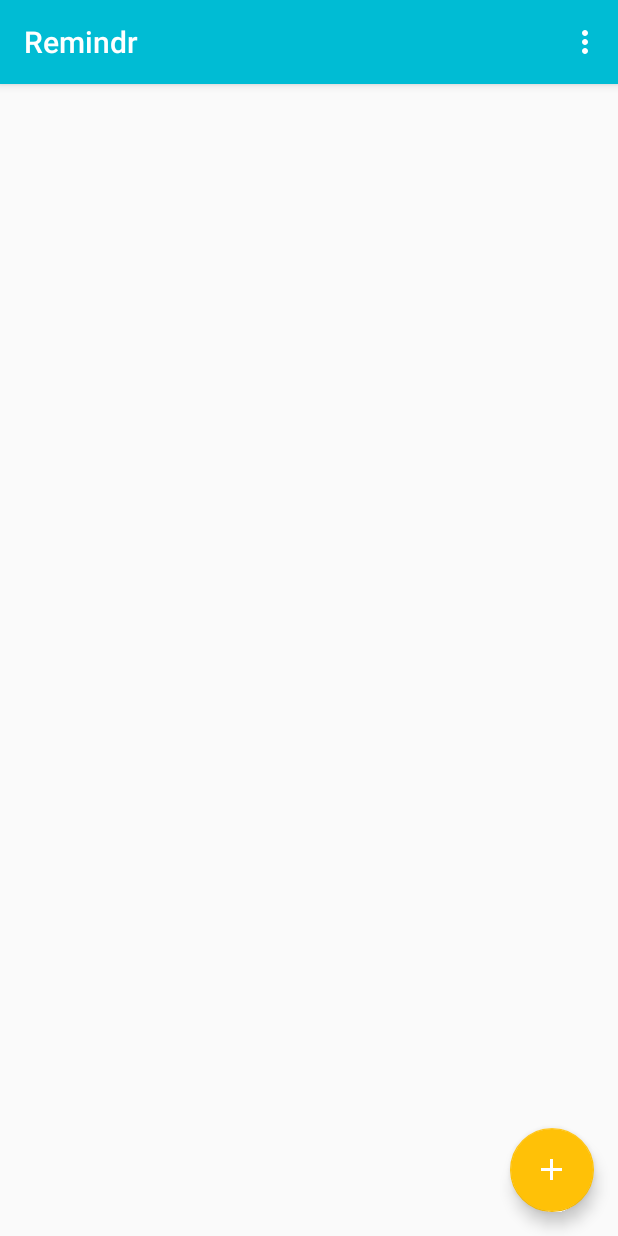
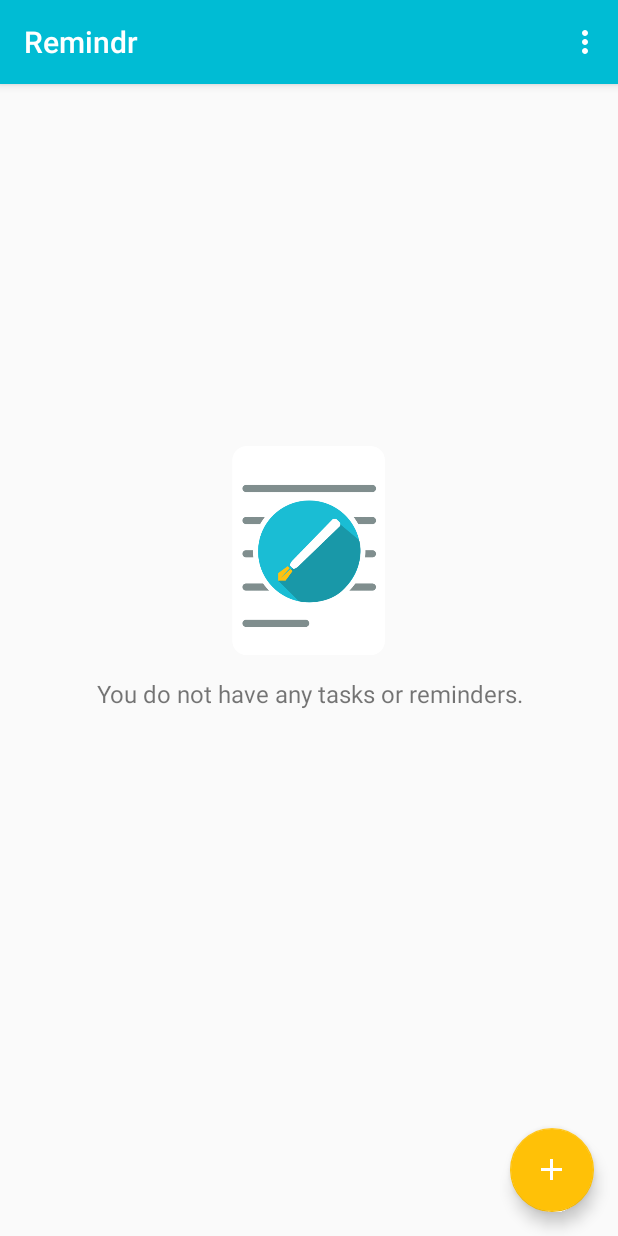
Before and after one commit to bowenchin/NoterApp-Android, an Android app: the screen it shows after launch (TaskListActivity), on a phone screen of 412 x 824 dp. Run offline under Robolectric (Android 15) with nearby library versions, the phone set to English and light mode, and no system bars; libraries missing offline, so code that uses them is left out: com.amulyakhare.textdrawable, com.github.brnunes.swipeablerecyclerview.

Commit message:
Commit version 0.3
Fixed:
- cardView themeable
Bugs:
- emptyView

```diff
--- a/app/build.gradle
+++ b/app/build.gradle
@@ -8,8 +8,8 @@ android {
         applicationId "com.bowenchin.android.taskr"
         minSdkVersion 16
         targetSdkVersion 23
-        versionCode 1
-        versionName "1.0.1"
+        versionCode 2
+        versionName "0.2"
     }
     buildTypes {
         release {
--- a/app/src/main/java/com/bowenchin/android/taskr/TaskListFragment.java
+++ b/app/src/main/java/com/bowenchin/android/taskr/TaskListFragment.java
@@ -2,6 +2,7 @@ package com.bowenchin.android.taskr;
 
 import android.content.Intent;
 import android.database.Cursor;
+import android.media.Image;
 import android.os.Bundle;
 import android.support.v4.app.Fragment;
 import android.support.v7.widget.LinearLayoutManager;
@@ -14,6 +15,7 @@ import android.support.v4.app.LoaderManager;
 import android.support.v4.content.CursorLoader;
 import android.support.v4.content.Loader;
 import android.support.v4.widget.CursorAdapter;
+import android.widget.ImageView;
 import android.widget.TextView;
 
 import com.bowenchin.android.taskr.provider.TaskProvider;
@@ -27,6 +29,7 @@ public class TaskListFragment extends Fragment implements android.support.v4.app
     RecyclerView recyclerView;
     TaskListAdapter adapter;
     private TextView emptyView;
+    private ImageView empty_view_illustration;
 
 
     public TaskListFragment() {
@@ -56,28 +59,31 @@ public class TaskListFragment extends Fragment implements android.support.v4.app
         adapter.swapCursor(null);
     }
 
-
     @Override
     public View onCreateView(LayoutInflater inflater, ViewGroup container,
                              Bundle savedInstanceState) {
 
-        final View v = inflater.inflate(R.layout.fragment_task_list,container,false);
-        recyclerView = (RecyclerView)v.findViewById(R.id.recycler);
+        final View v = inflater.inflate(R.layout.fragment_task_list, container, false);
+        recyclerView = (RecyclerView) v.findViewById(R.id.recycler);
         recyclerView.setAdapter(adapter);
         recyclerView.setHasFixedSize(true);
         recyclerView.setLayoutManager(new LinearLayoutManager(getActivity()));
 
-        //emptyView = (TextView) v.findViewById(R.id.empty_view);
+        emptyView = (TextView) v.findViewById(R.id.empty_view);
+        empty_view_illustration = (ImageView)v.findViewById(R.id.empty_view_illustration);
 
-        /*if (dataset.isEmpty()) {
-            recyclerView.setVisibility(View.GONE);
+        TaskListAdapter tla = new TaskListAdapter();
+
+        if (tla.getItemCount() == 0 ) {
+            recyclerView.setVisibility(View.VISIBLE);
             emptyView.setVisibility(View.VISIBLE);
+            empty_view_illustration.setVisibility(View.VISIBLE);
         }
         else {
             recyclerView.setVisibility(View.VISIBLE);
             emptyView.setVisibility(View.GONE);
-        }*/
-
+            empty_view_illustration.setVisibility(View.GONE);
+        }
 
         /*SwipeableRecyclerViewTouchListener swipeTouchListener =
                 new SwipeableRecyclerViewTouchListener(recyclerView,
--- a/app/src/main/java/com/bowenchin/android/taskr/receiver/OnAlarmReceiver.java
+++ b/app/src/main/java/com/bowenchin/android/taskr/receiver/OnAlarmReceiver.java
@@ -35,7 +35,7 @@ public class OnAlarmReceiver extends BroadcastReceiver {
         Notification noti = new Notification.Builder(context)
                 .setContentTitle(context.getString(R.string.app_name))
                 .setContentText(title)
-                .setSmallIcon(R.drawable.ic_notifications_black_24dp)
+                .setSmallIcon(R.drawable.ic_notifications_white_24dp)
                 .setContentIntent(pi)
                 .setAutoCancel(true)
                 .setLights(0xffffffff, 300, 300)
--- a/app/src/main/res/layout/card_task.xml
+++ b/app/src/main/res/layout/card_task.xml
@@ -10,10 +10,12 @@
     android:layout_marginLeft="16dp"
     android:layout_marginRight="16dp"
     android:padding="16dp"
-    android:foreground="?android:attr/selectableItemBackground"
     card_view:cardCornerRadius="4dp"
     android:elevation="6dp"
     android:layout_gravity="center"
+    style="?attr/cardStyle"
+    android:clickable="true"
+    android:foreground="?android:attr/selectableItemBackground"
     >
 
     <RelativeLayout
--- a/app/src/main/res/layout/fragment_task_list.xml
+++ b/app/src/main/res/layout/fragment_task_list.xml
@@ -1,11 +1,36 @@
 <?xml version="1.0" encoding="utf-8"?>
 
-<!-- Our recyclerview, which shows a scrolling list of items -->
-<android.support.v7.widget.RecyclerView
-    xmlns:android="http://schemas.android.com/apk/res/android"
-    android:id="@+id/recycler"
+<FrameLayout xmlns:android="http://schemas.android.com/apk/res/android"
     android:layout_width="match_parent"
-    android:layout_height="match_parent"
-    >
+    android:layout_height="match_parent">
 
-    </android.support.v7.widget.RecyclerView>
+    <!-- Our recyclerview, which shows a scrolling list of items -->
+    <android.support.v7.widget.RecyclerView
+        xmlns:android="http://schemas.android.com/apk/res/android"
+        android:id="@+id/recycler"
+        android:layout_width="match_parent"
+        android:layout_height="match_parent"
+        />
+
+    <TextView
+        android:id="@+id/empty_view"
+        android:layout_width="match_parent"
+        android:layout_height="match_parent"
+        android:gravity="center"
+        android:visibility="gone"
+        android:text="@string/no_data_available"
+        android:textSize="16sp"
+        android:layout_marginTop="40dp"
+        />
+
+    <ImageView
+        android:id="@+id/empty_view_illustration"
+        android:layout_width="120dp"
+        android:layout_height="160dp"
+        android:src="@drawable/empty_view_illustration"
+        android:layout_gravity="center"
+        android:layout_marginTop="-75dp"
+        android:visibility="gone"
+        />
+
+</FrameLayout>
--- a/app/src/main/res/values-v21/styles.xml
+++ b/app/src/main/res/values-v21/styles.xml
@@ -6,4 +6,5 @@
         <item name="android:windowDrawsSystemBarBackgrounds">true</item>
         <item name="android:statusBarColor">@color/primary_dark</item>
     </style>
+
 </resources>
--- a/app/src/main/res/values/colors.xml
+++ b/app/src/main/res/values/colors.xml
@@ -8,7 +8,7 @@
     <color name="secondary_text">#727272</color>
     <color name="icons">#FFFFFF</color>
     <color name="divider">#B6B6B6</color>
-    <color name="genBackground">#EEEEEE</color>
+    <color name="genBackground">#D3D3D3</color>
     <color name="orange200">#FFAB40</color>
     <color name="colorGray">#ffafafaf</color>
 
--- a/app/src/main/res/values/strings.xml
+++ b/app/src/main/res/values/strings.xml
@@ -15,7 +15,7 @@
     <string name="set_reminder">Remind me at:</string>
     <string name="task_saved_message">Task has been saved.</string>
 
-    <string name="no_data_available">You do not have any tasks or reminders set.</string>
+    <string name="no_data_available">You do not have any tasks or reminders.</string>
 
     <!-- For preferences -->
     <string name="default_title">Default Title</string>
--- a/app/src/main/res/values/styles.xml
+++ b/app/src/main/res/values/styles.xml
@@ -30,8 +30,7 @@
     <style name="AppTheme.Base" parent="Base.Theme.AppCompat.Light">
         <item name="windowActionBar">false</item>
         <item name="windowNoTitle">true</item>
-        <!--<item name="android:windowBackground">@color/windowBackground</item>-->
-        <item name="android:navigationBarColor" tools:targetApi ="21">@color/primary_dark</item>
+        <item name="android:windowBackground">@color/genBackground</item>
         <item name="windowActionModeOverlay">true</item>
 
         <item name="colorPrimary">@color/primary</item>
@@ -65,10 +64,8 @@
         <!-- Required theme items -->
         <item name="windowActionBar">false</item>
         <item name="windowNoTitle">true</item>
-        <!--<item name="android:windowBackground">@color/windowBackground</item>-->
         <!--<item name="android:navigationBarColor" tools:targetApi ="21">@color/colorPrimaryDark</item>-->
         <item name="windowActionModeOverlay">true</item>
-
 
         <!--Dark Theme color scheme -->
 
```
Also changed, not shown: app/src/main/res/layout/fragment_task_edit.xml (+12 -13 lines), app/src/main/res/drawable-hdpi/ic_notifications_white_24dp.png (added), app/src/main/res/drawable-mdpi/ic_notifications_white_24dp.png (added), app/src/main/res/drawable-xhdpi/ic_notifications_white_24dp.png (added), app/src/main/res/drawable-xxhdpi/ic_notifications_white_24dp.png (added), app/src/main/res/drawable-xxxhdpi/ic_notifications_white_24dp.png (added), app/src/main/res/drawable/empty_view_illustration.png (added), 2 other files.
